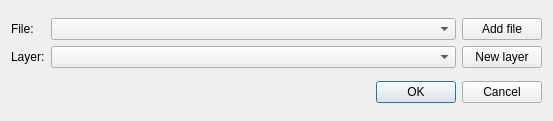
First picture: the form in ui_qt/VectorLayerDialog.ui, repository UCLM-PAFyC/pyLibParameters, before the edit.
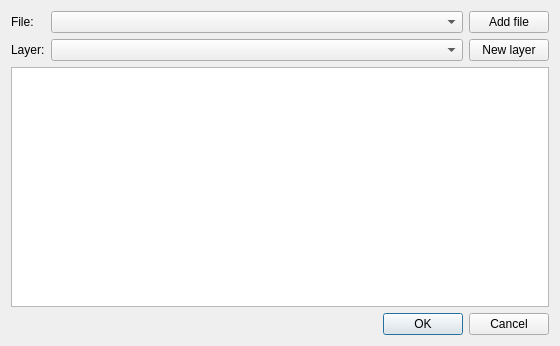
Second picture: the form after the edit.

Diff of the .ui file:
```diff
--- a/ui_qt/VectorLayerDialog.ui
+++ b/ui_qt/VectorLayerDialog.ui
@@ -6,8 +6,8 @@
    <rect>
     <x>0</x>
     <y>0</y>
-    <width>553</width>
-    <height>121</height>
+    <width>560</width>
+    <height>346</height>
    </rect>
   </property>
   <property name="windowTitle">
@@ -67,6 +67,16 @@
     </layout>
    </item>
    <item row="1" column="0">
+    <widget class="QTreeView" name="metadataTreeView">
+     <property name="sizePolicy">
+      <sizepolicy hsizetype="Expanding" vsizetype="Expanding">
+       <horstretch>0</horstretch>
+       <verstretch>0</verstretch>
+      </sizepolicy>
+     </property>
+    </widget>
+   </item>
+   <item row="2" column="0">
     <layout class="QHBoxLayout" name="horizontalLayout">
      <item>
       <spacer name="horizontalSpacer">
```
Left out of the diff: 54 changed lines with no effect on the pictures.
